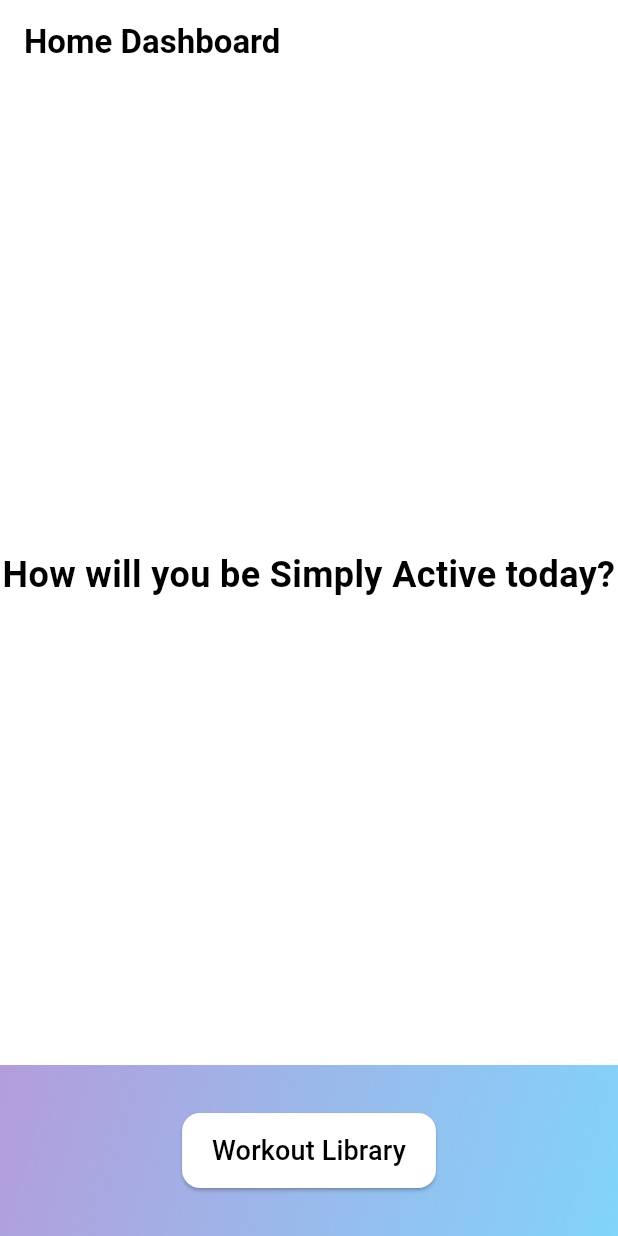
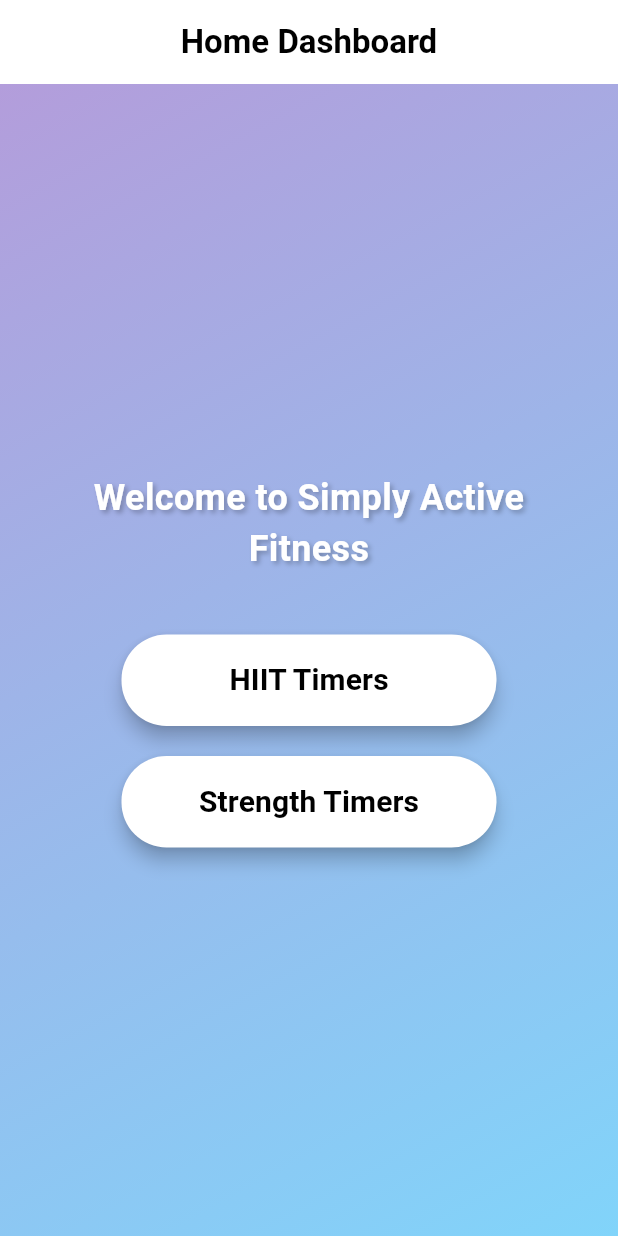
Before and after one commit to sarah-eliza/simplyactiveapp, a Flutter app: the screen it shows after launch, on a phone screen of 412 x 824 dp. Run offline on Flutter 3.47's test engine with Material 3 defaults, Android fonts, the phone set to English and light mode, and no system bars; our stand-ins replace supabase_flutter, video_player; accounts and stored records are empty.

Commit message:
Separated Timer Screens for HIIT and Strength

```diff
--- a/lib/main.dart
+++ b/lib/main.dart
@@ -1,6 +1,6 @@
 import 'package:flutter/material.dart';
 import 'screens/home_screen.dart';
-import 'screens/workout_lib.dart';
+import 'screens/timer_library.dart'; // Make sure this path is correct
 import 'screens/workout_vid.dart';
 import 'package:supabase_flutter/supabase_flutter.dart';
 
@@ -23,11 +23,13 @@ class MyApp extends StatelessWidget {
       theme: ThemeData(
         primarySwatch: Colors.blue,
       ),
-      // Set initial route to HomeScreen instead of login
+      // Set the initial route to HomeScreen
       initialRoute: '/home',
       routes: {
-        '/home': (context) => HomeScreen(),
-        '/workouts': (context) => WorkoutLib(), // Linked to Workout Library
+        '/home': (context) => const HomeScreen(),
+        // Named routes for TimerLibrary screens with fixed parameters
+        '/hiit_timers': (context) => const TimerLibrary(timerType: 'HIIT'),
+        '/strength_timers': (context) => const TimerLibrary(timerType: 'Strength')
       },
       onGenerateRoute: (settings) {
         // Handle dynamic route to WorkoutVideoPage
--- a/lib/screens/home_screen.dart
+++ b/lib/screens/home_screen.dart
@@ -6,7 +6,9 @@ class HomeScreen extends StatelessWidget {
   @override
   Widget build(BuildContext context) {
     return Scaffold(
+      backgroundColor: Colors.transparent,
       appBar: AppBar(
+        centerTitle: true,
         title: const Text(
           'Home Dashboard',
           style: TextStyle(fontWeight: FontWeight.bold),
@@ -15,60 +17,91 @@ class HomeScreen extends StatelessWidget {
         foregroundColor: Colors.black, // Ensures text/icons in AppBar are visible
         elevation: 0,
       ),
-      body: Column(
-        children: [
-          // Top content - white background
-          Expanded(
-            child: Container(
-              color: Colors.white,
-              child: const Center(
-                child: Text(
-                  'How will you be Simply Active today?',
-                  style: TextStyle(
-                    fontSize: 24,
-                    fontWeight: FontWeight.bold,
-                    color: Colors.black,
-                  ),
-                  textAlign: TextAlign.center,
-                ),
-              ),
-            ),
-          ),
-          // Bottom panel with gradient background covering the entire bottom
-          Container(
+      body: Container(
         width: double.infinity,
-            padding: const EdgeInsets.symmetric(vertical: 32),
         decoration: const BoxDecoration(
           gradient: LinearGradient(
-                colors: [Color(0xFFB39DDB), Color(0xFF81D4FA)], // Light purple to blue
+            colors: [Color(0xFFB39DDB), Color(0xFF81D4FA)], // Gradient background
             begin: Alignment.topLeft,
             end: Alignment.bottomRight,
           ),
         ),
+        child: SafeArea(
           child: Center(
+            child: Padding(
+              padding: const EdgeInsets.symmetric(horizontal: 24.0, vertical: 16.0),
+              child: Column(
+                mainAxisSize: MainAxisSize.min,
+                children: [
+                  // Header Text
+                  const Text(
+                    'Welcome to Simply Active Fitness',
+                    textAlign: TextAlign.center,
+                    style: TextStyle(
+                      fontSize: 24,
+                      color: Colors.white,
+                      fontWeight: FontWeight.bold,
+                      shadows: [
+                        Shadow(
+                          blurRadius: 4.0,
+                          color: Colors.black26,
+                          offset: Offset(2.0, 2.0),
+                        ),
+                      ],
+                    ),
+                  ),
+                  const SizedBox(height: 40),
+                  // HIIT Timers button
+                  SizedBox(
+                    width: 250,
                     child: ElevatedButton(
                       onPressed: () {
-                  Navigator.pushNamed(context, '/workouts');
+                        Navigator.pushNamed(context, '/hiit_timers');
                       },
                       style: ElevatedButton.styleFrom(
-                  padding: const EdgeInsets.symmetric(horizontal: 20, vertical: 12),
-                  backgroundColor: const Color.fromARGB(255, 255, 255, 255), // White button for contrast
+                        padding: const EdgeInsets.symmetric(horizontal: 20, vertical: 16),
+                        backgroundColor: Colors.white, // White button for contrast
                         foregroundColor: Colors.black,
+                        elevation: 5,
                         shape: RoundedRectangleBorder(
-                    borderRadius: BorderRadius.circular(12),
+                          borderRadius: BorderRadius.circular(30),
                         ),
                       ),
                       child: const Text(
-                  'Workout Library',
-                  style: TextStyle(
-                    fontSize: 18,
+                        'HIIT Timers',
+                        style: TextStyle(fontSize: 20, fontWeight: FontWeight.bold),
+                      ),
+                    ),
+                  ),
+                  const SizedBox(height: 20),
+                  // Strength Timers button
+                  SizedBox(
+                    width: 250,
+                    child: ElevatedButton(
+                      onPressed: () {
+                        Navigator.pushNamed(context, '/strength_timers');
+                      },
+                      style: ElevatedButton.styleFrom(
+                        padding: const EdgeInsets.symmetric(horizontal: 20, vertical: 16),
+                        backgroundColor: Colors.white,
+                        foregroundColor: Colors.black,
+                        elevation: 5,
+                        shape: RoundedRectangleBorder(
+                          borderRadius: BorderRadius.circular(30),
+                        ),
+                      ),
+                      child: const Text(
+                        'Strength Timers',
+                        style: TextStyle(fontSize: 20, fontWeight: FontWeight.bold),
+                      ),
+                    ),
+                  ),
+                ],
               ),
             ),
           ),
         ),
       ),
-        ],
-      ),
     );
   }
 }
```
Also changed, not shown: lib/screens/timer_library.dart (added, +95 -0 lines), 4 other files. Lines whose indentation alone changed are shown as unchanged.
